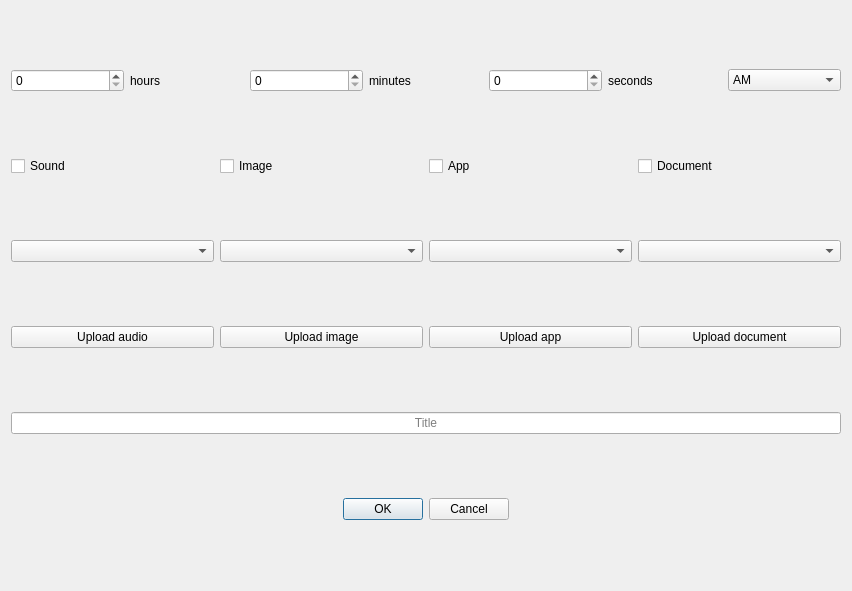
Qt form 1_semester/2_lab/timerinfowindow.ui (thgjm/fundamentalsOOP) before a commit.
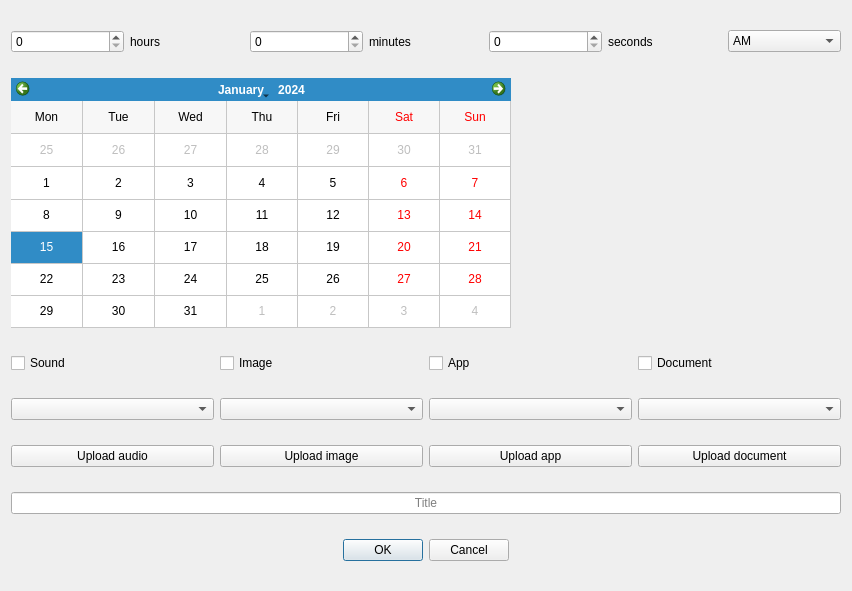
The same form after that commit.

Commit message: Added a new "TimerInfo" class which contains all the info needed. Changed timerListWindow and timerInfoWindow using this new class instead of a bunch of the same objects.

What changed in the file:
```diff
--- a/1_semester/2_lab/timerinfowindow.ui
+++ b/1_semester/2_lab/timerinfowindow.ui
@@ -77,6 +77,37 @@
      </item>
     </layout>
    </item>
+   <item>
+    <widget class="QCalendarWidget" name="calendarWidget">
+     <property name="sizePolicy">
+      <sizepolicy hsizetype="Preferred" vsizetype="Preferred">
+       <horstretch>0</horstretch>
+       <verstretch>0</verstretch>
+      </sizepolicy>
+     </property>
+     <property name="maximumSize">
+      <size>
+       <width>500</width>
+       <height>250</height>
+      </size>
+     </property>
+     <property name="sizeIncrement">
+      <size>
+       <width>0</width>
+       <height>0</height>
+      </size>
+     </property>
+     <property name="layoutDirection">
+      <enum>Qt::LayoutDirection::LeftToRight</enum>
+     </property>
+     <property name="gridVisible">
+      <bool>true</bool>
+     </property>
+     <property name="verticalHeaderFormat">
+      <enum>QCalendarWidget::VerticalHeaderFormat::NoVerticalHeader</enum>
+     </property>
+    </widget>
+   </item>
    <item>
     <layout class="QHBoxLayout" name="horizontalLayout">
      <item>
```
The commit also changes 11 other files.
